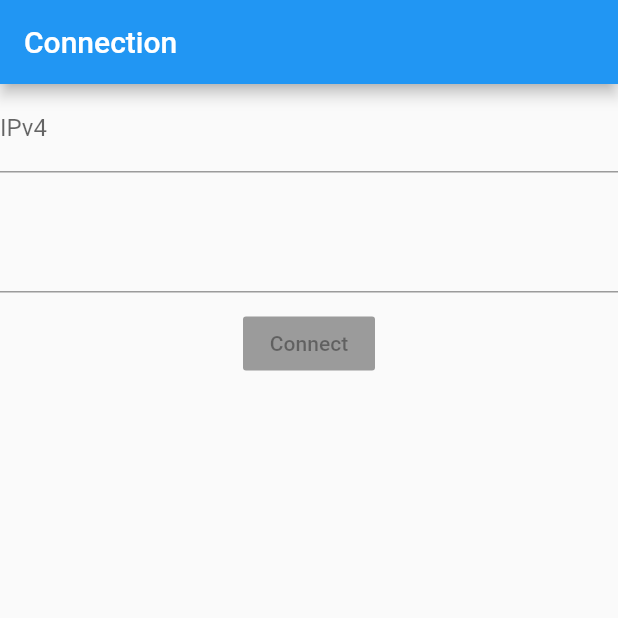
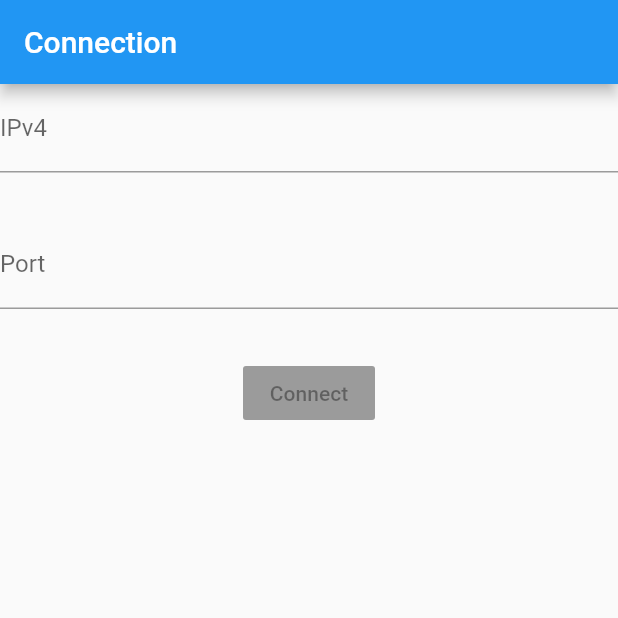
Before and after one commit to hhk7734/esp32_wifi_controller, a Flutter app: the screen it shows after launch, on a phone screen of 412 x 824 dp, the top half of it. Run offline on Flutter 3.47's test engine with Material 2 defaults, Android fonts, the phone set to English and light mode, and no system bars; our stand-ins replace bloc, equatable, flutter_bloc, formz.

Commit message:
socket_connection: view: implement _PortInput

```diff
--- a/lib/socket_connection/cubit/socket_connection_cubit.dart
+++ b/lib/socket_connection/cubit/socket_connection_cubit.dart
@@ -16,6 +16,13 @@ class SocketConnectionCubit extends Cubit<SocketConnectionState> {
 
   void ipv4Changed(String value) {
     final ipv4 = IPv4.dirty(value);
-    emit(state.copyWith(ipv4: ipv4, status: Formz.validate([ipv4])));
+    emit(
+        state.copyWith(ipv4: ipv4, status: Formz.validate([ipv4, state.port])));
+  }
+
+  void portChanged(int value) {
+    final port = Port.dirty(value);
+    emit(
+        state.copyWith(port: port, status: Formz.validate([state.ipv4, port])));
   }
 }
--- a/lib/socket_connection/cubit/socket_connection_state.dart
+++ b/lib/socket_connection/cubit/socket_connection_state.dart
@@ -2,19 +2,25 @@ part of 'socket_connection_cubit.dart';
 
 class SocketConnectionState extends Equatable {
   final IPv4 ipv4;
+  final Port port;
   final FormzStatus status;
 
   const SocketConnectionState(
-      {this.ipv4 = const IPv4.pure(), this.status = FormzStatus.pure});
+      {this.ipv4 = const IPv4.pure(),
+      this.port = const Port.pure(),
+      this.status = FormzStatus.pure});
 
   SocketConnectionState copyWith({
     IPv4 ipv4,
+    Port port,
     FormzStatus status,
   }) {
     return SocketConnectionState(
-        ipv4: ipv4 ?? this.ipv4, status: status ?? this.status);
+        ipv4: ipv4 ?? this.ipv4,
+        port: port ?? this.port,
+        status: status ?? this.status);
   }
 
   @override
-  List<Object> get props => [ipv4, status];
+  List<Object> get props => [ipv4, port, status];
 }
--- a/lib/socket_connection/models/models.dart
+++ b/lib/socket_connection/models/models.dart
@@ -1 +1,2 @@
 export 'ipv4.dart';
+export 'port.dart';
--- /dev/null
+++ b/lib/socket_connection/models/port.dart
@@ -0,0 +1,13 @@
+import 'package:formz/formz.dart';
+
+enum PortValidationError { invalid }
+
+class Port extends FormzInput<int, PortValidationError> {
+  const Port.pure() : super.pure(-1);
+  const Port.dirty([int value = -1]) : super.dirty(value);
+
+  @override
+  PortValidationError validator(int value) {
+    return 0 <= value && value <= 65535 ? null : PortValidationError.invalid;
+  }
+}
--- a/lib/socket_connection/view/socket_connection_form.dart
+++ b/lib/socket_connection/view/socket_connection_form.dart
@@ -52,8 +52,19 @@ class _PortInput extends StatelessWidget {
   @override
   Widget build(BuildContext context) {
     return BlocBuilder<SocketConnectionCubit, SocketConnectionState>(
+      buildWhen: (previous, current) => previous.port != current.port,
       builder: (context, state) {
-        return TextField();
+        return TextField(
+          onChanged: (port) => context
+              .bloc<SocketConnectionCubit>()
+              .portChanged(int.parse(port)),
+          keyboardType: TextInputType.number,
+          decoration: InputDecoration(
+            labelText: 'Port',
+            helperText: '',
+            errorText: state.port.invalid ? 'ex) 80' : null,
+          ),
+        );
       },
     );
   }
```
